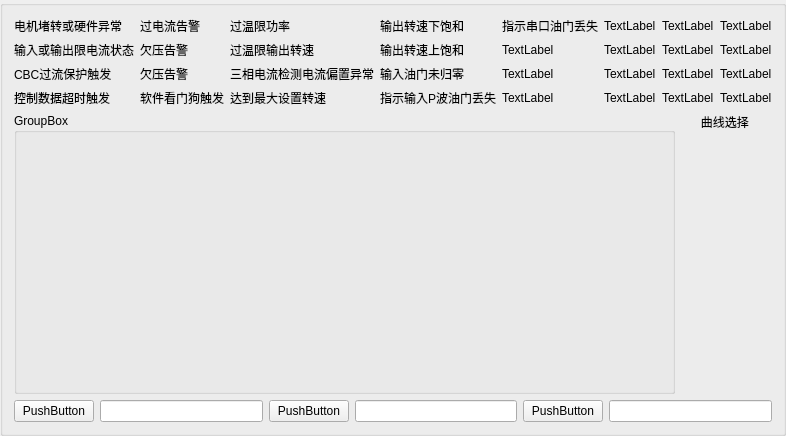
Qt form MotorTest/motor.ui (Cooperxe/Bullet_farm) before a commit.
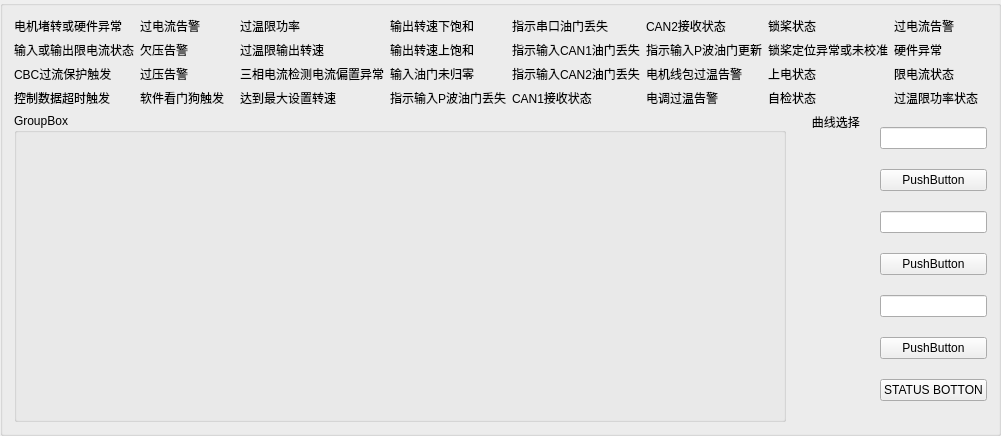
The same form after that commit. Custom widgets are drawn as their Qt base class.

Commit message: 界面完成，接收在调

What changed in the file:
```diff
--- a/MotorTest/motor.ui
+++ b/MotorTest/motor.ui
@@ -6,7 +6,7 @@
    <rect>
     <x>0</x>
     <y>0</y>
-    <width>775</width>
+    <width>994</width>
     <height>436</height>
    </rect>
   </property>
@@ -14,7 +14,7 @@
    <string>GroupBox</string>
   </property>
   <layout class="QGridLayout" name="gridLayout_2">
-   <item row="0" column="0" colspan="2">
+   <item row="0" column="0" colspan="3">
     <layout class="QGridLayout" name="gridLayout">
      <item row="1" column="1">
       <widget class="QLabel" name="label_6">
@@ -33,7 +33,7 @@
      <item row="3" column="4">
       <widget class="QLabel" name="label_19">
        <property name="text">
-        <string>TextLabel</string>
+        <string>指示输入CAN2油门丢失</string>
        </property>
       </widget>
      </item>
@@ -54,35 +54,35 @@
      <item row="1" column="5">
       <widget class="QLabel" name="label_24">
        <property name="text">
-        <string>TextLabel</string>
+        <string>CAN2接收状态</string>
        </property>
       </widget>
      </item>
      <item row="4" column="6">
       <widget class="QLabel" name="label_26">
        <property name="text">
-        <string>TextLabel</string>
+        <string>自检状态</string>
        </property>
       </widget>
      </item>
      <item row="4" column="7">
       <widget class="QLabel" name="label_30">
        <property name="text">
-        <string>TextLabel</string>
+        <string>过温限功率状态</string>
        </property>
       </widget>
      </item>
      <item row="4" column="4">
       <widget class="QLabel" name="label_18">
        <property name="text">
-        <string>TextLabel</string>
+        <string>CAN1接收状态</string>
        </property>
       </widget>
      </item>
      <item row="1" column="7">
       <widget class="QLabel" name="label_32">
        <property name="text">
-        <string>TextLabel</string>
+        <string>过电流告警</string>
        </property>
       </widget>
      </item>
@@ -96,7 +96,7 @@
      <item row="3" column="6">
       <widget class="QLabel" name="label_27">
        <property name="text">
-        <string>TextLabel</string>
+        <string>上电状态</string>
        </property>
       </widget>
      </item>
@@ -117,21 +117,21 @@
      <item row="4" column="5">
       <widget class="QLabel" name="label_22">
        <property name="text">
-        <string>TextLabel</string>
+        <string>电调过温告警</string>
        </property>
       </widget>
      </item>
      <item row="3" column="7">
       <widget class="QLabel" name="label_31">
        <property name="text">
-        <string>TextLabel</string>
+        <string>限电流状态</string>
        </property>
       </widget>
      </item>
      <item row="3" column="5">
       <widget class="QLabel" name="label_23">
        <property name="text">
-        <string>TextLabel</string>
+        <string>电机线包过温告警  </string>
        </property>
       </widget>
      </item>
@@ -159,7 +159,7 @@
      <item row="1" column="6">
       <widget class="QLabel" name="label_28">
        <property name="text">
-        <string>TextLabel</string>
+        <string>锁桨状态</string>
        </property>
       </widget>
      </item>
@@ -187,7 +187,7 @@
      <item row="3" column="1">
       <widget class="QLabel" name="label_13">
        <property name="text">
-        <string>欠压告警</string>
+        <string>过压告警</string>
        </property>
       </widget>
      </item>
@@ -215,28 +215,28 @@
      <item row="2" column="4">
       <widget class="QLabel" name="label_21">
        <property name="text">
-        <string>TextLabel</string>
+        <string>指示输入CAN1油门丢失</string>
        </property>
       </widget>
      </item>
      <item row="2" column="5">
       <widget class="QLabel" name="label_25">
        <property name="text">
-        <string>TextLabel</string>
+        <string>指示输入P波油门更新</string>
        </property>
       </widget>
      </item>
      <item row="2" column="6">
       <widget class="QLabel" name="label_29">
        <property name="text">
-        <string>TextLabel</string>
+        <string>锁桨定位异常或未校准</string>
        </property>
       </widget>
      </item>
      <item row="2" column="7">
       <widget class="QLabel" name="label_33">
        <property name="text">
-        <string>TextLabel</string>
+        <string>硬件异常</string>
        </property>
       </widget>
      </item>
@@ -246,7 +246,7 @@
     <widget class="QGroupBox" name="groupBox">
      <property name="minimumSize">
       <size>
-       <width>661</width>
+       <width>772</width>
        <height>261</height>
       </size>
      </property>
@@ -283,7 +283,7 @@
      <item>
       <widget class="QLabel" name="label">
        <property name="text">
-        <string>      曲线选择</string>
+        <string>      曲线选择    </string>
        </property>
       </widget>
      </item>
@@ -302,20 +302,13 @@
      </item>
     </layout>
    </item>
-   <item row="2" column="0" colspan="2">
-    <layout class="QHBoxLayout" name="horizontalLayout_2">
-     <item>
-      <widget class="QPushButton" name="pushButton">
-       <property name="text">
-        <string>PushButton</string>
-       </property>
-      </widget>
-     </item>
+   <item row="1" column="2">
+    <layout class="QVBoxLayout" name="verticalLayout_3">
      <item>
       <widget class="QLineEdit" name="lineEdit"/>
      </item>
      <item>
-      <widget class="QPushButton" name="pushButton_2">
+      <widget class="QPushButton" name="pushButton">
        <property name="text">
         <string>PushButton</string>
        </property>
@@ -334,6 +327,20 @@
      <item>
       <widget class="QLineEdit" name="lineEdit_3"/>
      </item>
+     <item>
+      <widget class="QPushButton" name="pushButton_2">
+       <property name="text">
+        <string>PushButton</string>
+       </property>
+      </widget>
+     </item>
+     <item>
+      <widget class="QPushButton" name="statusbotton">
+       <property name="text">
+        <string>STATUS BOTTON</string>
+       </property>
+      </widget>
+     </item>
     </layout>
    </item>
   </layout>
```
Left out of the diff: 11 changed lines with no effect on the pictures. The commit also changes 6 other files.
